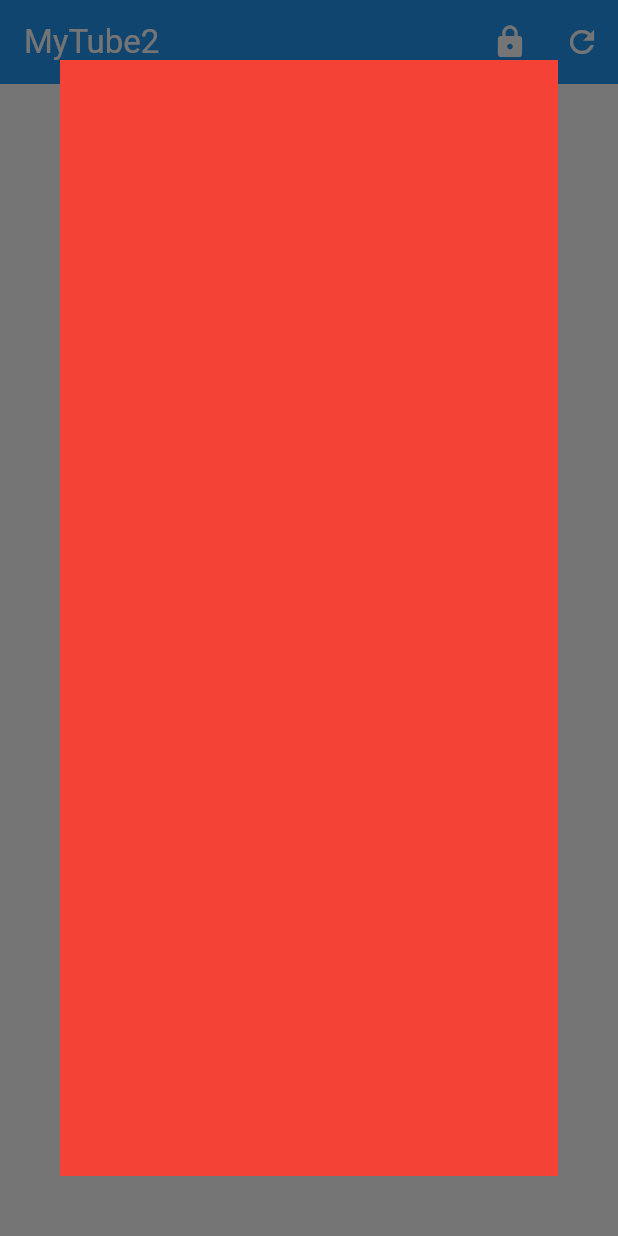
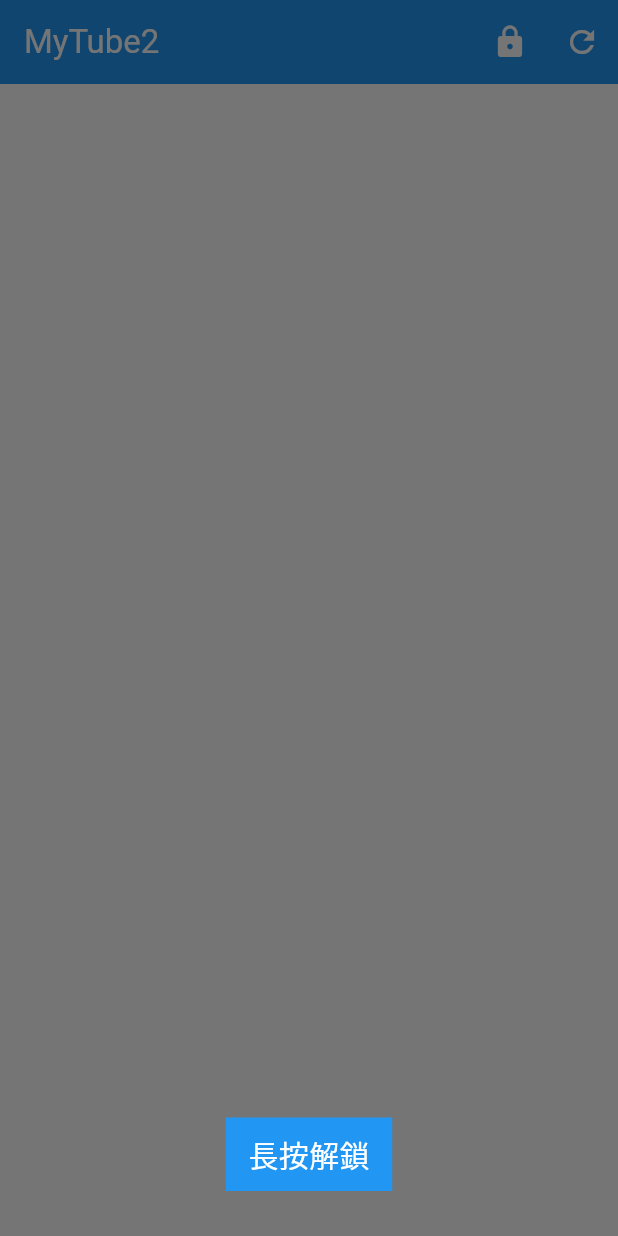
Before and after one commit to jimchen5342/mytube2, a Flutter app: the screen it shows after launch, after a tap on the "lock" icon, on a phone screen of 412 x 824 dp. Run offline on Flutter 3.47's test engine with Material 3 defaults, Android fonts, the phone set to English and light mode, and no system bars; our stand-ins replace audio_service, device_info_plus, flutter_easyloading, just_audio, permission_handler, rxdart and 2 more; missing offline and left inert: external_path, flutter_platform_alert, webview_flutter_android, youtube_explode_dart.

Commit message:
2024-08-09

```diff
--- a/lib/DialogLock.dart
+++ b/lib/DialogLock.dart
@@ -34,7 +34,7 @@ class _DialogLockState extends State<DialogLock> {
     super.dispose();
   }
 
-  changeState() async {
+  changeState() async { // 沒有效
     try {
       var result = await platform.invokeMethod('lock', '1');
       print(result);
@@ -45,10 +45,40 @@ class _DialogLockState extends State<DialogLock> {
 
   @override
   Widget build(BuildContext context) {
+    return Container(
+      height: double.infinity, width: double.infinity,
+      color: Colors.transparent,
+      child: Column(
+        mainAxisAlignment: MainAxisAlignment.end,
+        crossAxisAlignment: CrossAxisAlignment.center,
+        children: [
+          // Expanded(flchild: Container()),
+          button(),
+          const SizedBox(height: 30,)
+        ]
+      ),
+    );
+  }
 
-    return Container(height: double.infinity, width: double.infinity,
-      color: Colors.red,
-
+  Widget button() {
+    return Material(
+      color: Colors.blue,
+      child: InkWell(
+        onLongPress: () {
+          Navigator.pop(context);
+        },
+        // onTap: () async {
+        // },
+        child: Container(
+          padding: const EdgeInsets.symmetric(vertical: 10, horizontal: 15),
+          child: const Text( "長按解鎖",
+            style: TextStyle(
+              color: Colors.white,
+              fontSize: 20,
+            ),
+          )
+        )
+      )
     );
   }
 }
--- a/lib/home.dart
+++ b/lib/home.dart
@@ -22,13 +22,12 @@ class _HomeState extends State<Home>  with WidgetsBindingObserver {
   bool permission = false;
   late final WebViewController _controller;
   String url = "";
-  DateTime? lastTime;
+  DateTime lastTime = DateTime.now();
   bool locked = false;
 
   @override
   void initState() {
     super.initState();
-    lastTime = DateTime.now();
     WidgetsBinding.instance.addObserver(this);
 
     EasyLoading.show(status: 'loading...');
@@ -61,14 +60,14 @@ class _HomeState extends State<Home>  with WidgetsBindingObserver {
               // print("onProgress: $progress");
             },
             onPageStarted: (String url) {
-              print("onPageStarted: $url");
+              // print("onPageStarted: $url");
             },
             onPageFinished: onPageFinished,
             onWebResourceError: (WebResourceError error) {
-
+              //  print(error);
             },
             onNavigationRequest: (NavigationRequest request) {
-              debugPrint('onNavigationRequest: ${request.url}');
+              // debugPrint('onNavigationRequest: ${request.url}');
               // if (request.url.startsWith('https://www.youtube.com/')) {
               //   debugPrint('blocking navigation to ${request.url}');
               //   return NavigationDecision.prevent;
@@ -79,7 +78,7 @@ class _HomeState extends State<Home>  with WidgetsBindingObserver {
 
             },
             onHttpAuthRequest: (HttpAuthRequest request) {
-              // openDialog(request);
+              // debugPrint(request.toString());
             },
           ),
         );
@@ -95,7 +94,6 @@ class _HomeState extends State<Home>  with WidgetsBindingObserver {
       await setTimeoutAsync(1000 * 1);
       EasyLoading.dismiss();
     });
-
   }
 
   onPageFinished(String url) async {
@@ -122,16 +120,12 @@ class _HomeState extends State<Home>  with WidgetsBindingObserver {
   void openPlayer(String href) async {
     // print(href);
     // href="/watch?v=PwlvLFb1kgk"; // href = "/watch?v=UxMABs3NsUc";
-    lastTime = null;
 
-    final now = DateTime.now();
     var index = href.indexOf("&t=");
     if(index > -1) {
       href = href.substring(0, index);
     }
     await Navigator.pushNamed(context, '/player', arguments: href.trim());
-    reload(now);
-    lastTime = DateTime.now();
   }
 
   void setLeast() async { // 最新上傳
@@ -203,14 +197,16 @@ class _HomeState extends State<Home>  with WidgetsBindingObserver {
 
   void reload(DateTime last) async {
     Duration difference = DateTime.now().difference(last);
-    if(difference.inMinutes >= 30) {
+    if(difference.inMinutes >= 120) {
       EasyLoading.show(status: 'loading...');
       url = "";
       _controller.loadRequest(Uri.parse("https://m.youtube.com/"));
       await setTimeoutAsync(1000 * 1);
       EasyLoading.dismiss();
+      lastTime = DateTime.now();
     }
   }
+
   initial() async {
     final DeviceInfoPlugin deviceInfoPlugin = DeviceInfoPlugin();
     AndroidDeviceInfo build = await deviceInfoPlugin.androidInfo;
@@ -251,13 +247,11 @@ class _HomeState extends State<Home>  with WidgetsBindingObserver {
   @override
   void didChangeAppLifecycleState(AppLifecycleState state) async {
     // print("AppLifecycleState: $state, ${DateTime.now()}");
-
-    if(lastTime == null) return;
     if(AppLifecycleState.resumed == state) {
-      reload(lastTime!);
+      reload(lastTime);
     }
     else if(AppLifecycleState.paused == state) {
-      lastTime = DateTime.now();
+      // lastTime = DateTime.now();
     }
   }
 
@@ -293,13 +287,15 @@ class _HomeState extends State<Home>  with WidgetsBindingObserver {
           backgroundColor: Colors.blue,
           // backgroundColor: const Color.fromRGBO(192, 25, 33, 0),
         ),
-        body:PopScope(
+        body: PopScope(
           canPop: false,
           onPopInvoked: (bool didPop) async {
             if (didPop) {
               return;
             }
-            if(await _controller.currentUrl() == "https://m.youtube.com/") {
+            if(locked == true) {
+
+            } else if(await _controller.currentUrl() == "https://m.youtube.com/") {
               exit(0);
             } else {
               await _controller.goBack();
@@ -318,19 +314,21 @@ class _HomeState extends State<Home>  with WidgetsBindingObserver {
     );
   }
 
-  void showListDialog()  {
-    showDialog<int>(
+  void showListDialog() async {
+    locked = true;
+    await showDialog<int>(
       context: context,
       builder: (BuildContext context) {
         return Dialog(
           shape: const RoundedRectangleBorder(borderRadius: BorderRadius.all(Radius.circular(0.0))),
           backgroundColor: Colors.transparent,
           // shadowColor: Colors.transparent,
-          insetPadding: const EdgeInsets.all(40.0),
+          insetPadding: const EdgeInsets.all(0.0),
           child: DialogLock()
         );
       },
     );
+    locked = false;
   }
 }
 
```
Also changed, not shown: 1 other file.
